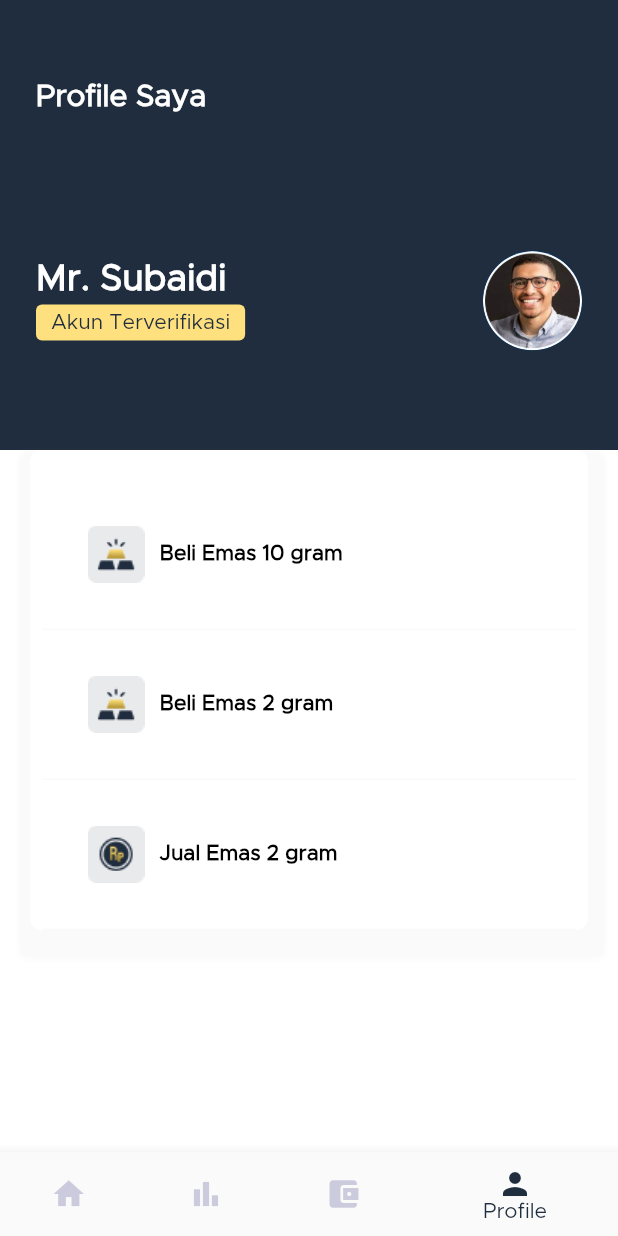
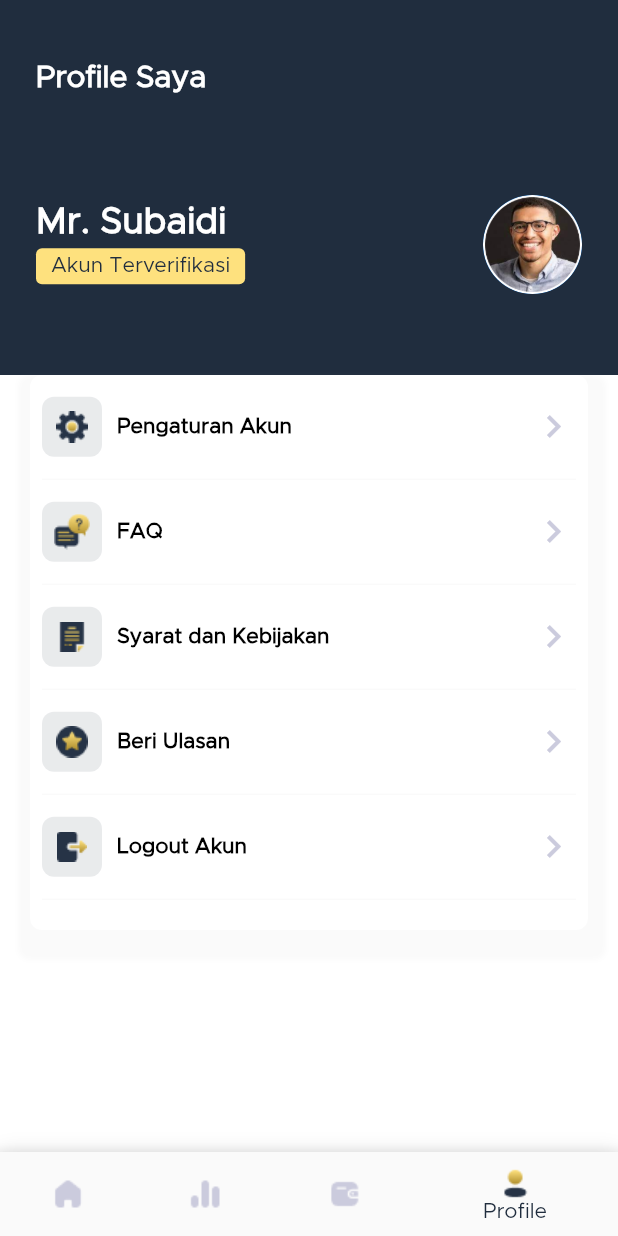
Before and after one commit to arifsaqa/cc-gold, a Flutter app: the screen it shows after launch, item 4 of the bottom bar chosen, on a phone screen of 412 x 824 dp. Run offline on Flutter 3.47's test engine with Material 2 defaults, Android fonts, the phone set to English and light mode, and no system bars.

Commit message:
add colorize icon bottom nav

```diff
--- a/lib/main.dart
+++ b/lib/main.dart
@@ -76,22 +76,40 @@ class _MyStatefulWidgetState extends State<MyStatefulWidget> {
   Widget build(BuildContext context) {
     return Scaffold(
       body: pageCaller(_bottomNavIndex),
-      bottomNavigationBar: BottomNavigationBar(
+      bottomNavigationBar: Container(
+        decoration: BoxDecoration(
+          color: Colors.white,
+          boxShadow: [
+            BoxShadow(
+              color: Colors.black12,
+              blurRadius: 10,
+            ),
+          ],
+        ),
+        child: BottomNavigationBar(
           items: [
             BottomNavigationBarItem(
-            icon: Icon(Icons.home),
+              icon: _bottomNavIndex == 0
+                  ? Image.asset("images/navs/homeActive.png")
+                  : Image.asset("images/navs/homeUnactive.png"),
               label: 'Home',
             ),
             BottomNavigationBarItem(
-            icon: Icon(Icons.bar_chart),
-            label: 'Statistic',
+              icon: _bottomNavIndex == 1
+                  ? Image.asset("images/navs/barActive.png")
+                  : Image.asset("images/navs/barUnactive.png"),
+              label: 'Gold Price',
             ),
             BottomNavigationBarItem(
-            icon: Icon(Icons.account_balance_wallet),
+              icon: _bottomNavIndex == 2
+                  ? Image.asset("images/navs/cardActive.png")
+                  : Image.asset("images/navs/cardUnactive.png"),
               label: 'Wallet',
             ),
             BottomNavigationBarItem(
-            icon: Icon(Icons.person),
+              icon: _bottomNavIndex == 3
+                  ? Image.asset("images/navs/personActive.png")
+                  : Image.asset("images/navs/personUnactive.png"),
               label: 'Profile',
             ),
           ],
@@ -99,6 +117,7 @@ class _MyStatefulWidgetState extends State<MyStatefulWidget> {
           currentIndex: _bottomNavIndex,
           selectedItemColor: Color(background),
           onTap: _onItemTapped,
+        ),
       ),
     );
   }
--- a/lib/screens/profile/components/Body.dart
+++ b/lib/screens/profile/components/Body.dart
@@ -1,13 +1,44 @@
 import 'package:flutter/material.dart';
-import 'package:learnUI/models/transactions.dart';
+import 'package:learnUI/constants/colors.dart';
 
-class Body extends StatefulWidget {
-  @override
-  _PromoBuildState createState() => _PromoBuildState();
+class Setting {
+  final String image, title, description;
+  final int id;
+
+  Setting({this.image, this.title, this.description, this.id});
 }
 
-class _PromoBuildState extends State<Body> {
+List<Setting> settings = [
+  Setting(
+    id: 1,
+    title: "Pengaturan Akun",
+    image: "images/setting.png",
+  ),
+  Setting(
+    id: 2,
+    title: "FAQ",
+    image: "images/faq.png",
+  ),
+  Setting(
+    id: 3,
+    title: "Syarat dan Kebijakan",
+    image: "images/syaratkebijakan.png",
+  ),
+  Setting(
+    id: 4,
+    title: "Beri Ulasan",
+    image: "images/star.png",
+  ),
+  Setting(
+    id: 5,
+    title: "Logout Akun",
+    image: "images/logout.png",
+  ),
+];
+
+class Body extends StatelessWidget {
   int selectedId = 0;
+
   @override
   Widget build(BuildContext context) {
     Size size = MediaQuery.of(context).size;
@@ -27,16 +58,16 @@ class _PromoBuildState extends State<Body> {
                     blurRadius: 2,
                     offset: Offset(2, 10))
               ]),
-          padding: EdgeInsets.only(top: 20),
+          // padding: EdgeInsets.only(top: 20),
           child: SizedBox(
-              height: 300,
+              height: 370,
               width: size.width,
               child: ListView.builder(
                 scrollDirection: Axis.vertical,
-                itemCount: transactions.length,
+                itemCount: settings.length,
                 itemBuilder: (context, index) {
                   return Container(
-                    height: 100,
+                    height: 70,
                     padding: EdgeInsets.symmetric(horizontal: 8),
                     child: Container(
                       decoration: BoxDecoration(
@@ -46,14 +77,17 @@ class _PromoBuildState extends State<Body> {
                         color: Colors.grey.withOpacity(.05),
                       ))),
                       child: Row(
-                        mainAxisAlignment: MainAxisAlignment.center,
+                        mainAxisAlignment: MainAxisAlignment.spaceBetween,
                         children: [
+                          Row(children: [
                             Container(
                               margin: EdgeInsets.only(right: 10),
-                            child: Image.asset(
-                                transactions[index].type == "jual"
-                                    ? "images/sellGold.png"
-                                    : "images/buyGold.png"),
+                              child: Image.asset(settings[index].image),
+                              decoration: BoxDecoration(
+                                  color: Color.fromRGBO(38, 51, 70, .1),
+                                  borderRadius: BorderRadius.circular(8)),
+                              height: 40,
+                              width: 40,
                             ),
                             Column(
                               mainAxisAlignment: MainAxisAlignment.center,
@@ -61,13 +95,19 @@ class _PromoBuildState extends State<Body> {
                                 Container(
                                   width: size.width * .6,
                                   child: Text(
-                                  transactions[index].title,
+                                    settings[index].title,
                                     style: TextStyle(
                                         color: Colors.black,
                                         fontWeight: FontWeight.w600),
                                   ),
                                 ),
                               ],
+                            )
+                          ]),
+                          Icon(
+                            Icons.chevron_right,
+                            size: 30,
+                            color: Color(light),
                           )
                         ],
                       ),
--- a/lib/screens/profile/components/Head.dart
+++ b/lib/screens/profile/components/Head.dart
@@ -7,7 +7,7 @@ class Head extends StatelessWidget {
   Widget build(BuildContext context) {
     Size size = MediaQuery.of(context).size;
     return Container(
-      height: 300,
+      height: 250,
       width: size.width,
       padding: EdgeInsets.only(
           top: size.height * .01, right: 24, left: 24, bottom: 20),
--- a/lib/screens/wallet/components/Body.dart
+++ b/lib/screens/wallet/components/Body.dart
@@ -40,7 +40,7 @@ class _PromoBuildState extends State<Body> {
               ]),
           padding: EdgeInsets.only(top: 20),
           child: SizedBox(
-              height: 250,
+              height: 370,
               width: size.width,
               child: ListView.builder(
                 scrollDirection: Axis.vertical,
--- a/lib/screens/wallet/components/Head.dart
+++ b/lib/screens/wallet/components/Head.dart
@@ -7,7 +7,7 @@ class Head extends StatelessWidget {
   Widget build(BuildContext context) {
     Size size = MediaQuery.of(context).size;
     return Container(
-      height: 300,
+      height: 250,
       width: size.width,
       padding: EdgeInsets.only(
           top: size.height * .01, right: 24, left: 24, bottom: 20),
@@ -46,7 +46,6 @@ class _SaldoState extends State<Saldo> {
   bool display = true;
   @override
   Widget build(BuildContext context) {
-    Size size = MediaQuery.of(context).size;
     return Row(
       mainAxisAlignment: MainAxisAlignment.spaceBetween,
       children: [
@@ -64,10 +63,16 @@ class _SaldoState extends State<Saldo> {
                     fontWeight: FontWeight.w600),
               ),
             ),
-            Text(
-              "Senilai Rp. 1.080.000",
-              style: TextStyle(fontSize: normal),
-            )
+            Row(children: [
+              Text(
+                "Senilai Rp. ",
+                style: TextStyle(fontSize: normal),
+              ),
+              Text(
+                display ? "1.080.000" : "*********",
+                style: TextStyle(fontSize: normal),
+              )
+            ])
           ],
         ),
         IconButton(
```
Also changed, not shown: pubspec.yaml (+13 -0 lines), images/faq.png (added), images/logout.png (added), images/navs/barActive.png (added), images/navs/barUnactive.png (added), images/navs/cardActive.png (added), images/navs/cardUnactive.png (added), images/navs/homeActive.png (added), images/navs/homeUnactive.png (added), images/navs/personActive.png (added), images/navs/personUnactive.png (added), images/setting.png (added), images/star.png (added), images/syaratkebijakan.png (added). Lines whose indentation alone changed are shown as unchanged.
